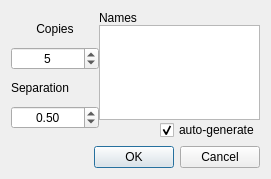
Above: qtfuzzylite/ui/Wizard.ui from fuzzylite/fuzzylite before the change. Below: the same form after it.
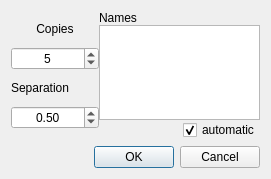
That is the form after the change.

```diff
--- a/qtfuzzylite/ui/Wizard.ui
+++ b/qtfuzzylite/ui/Wizard.ui
@@ -164,7 +164,7 @@
          <item>
           <widget class="QCheckBox" name="chx_auto_generate">
            <property name="text">
-            <string>auto-generate</string>
+            <string>automatic</string>
            </property>
            <property name="checked">
             <bool>true</bool>
```
